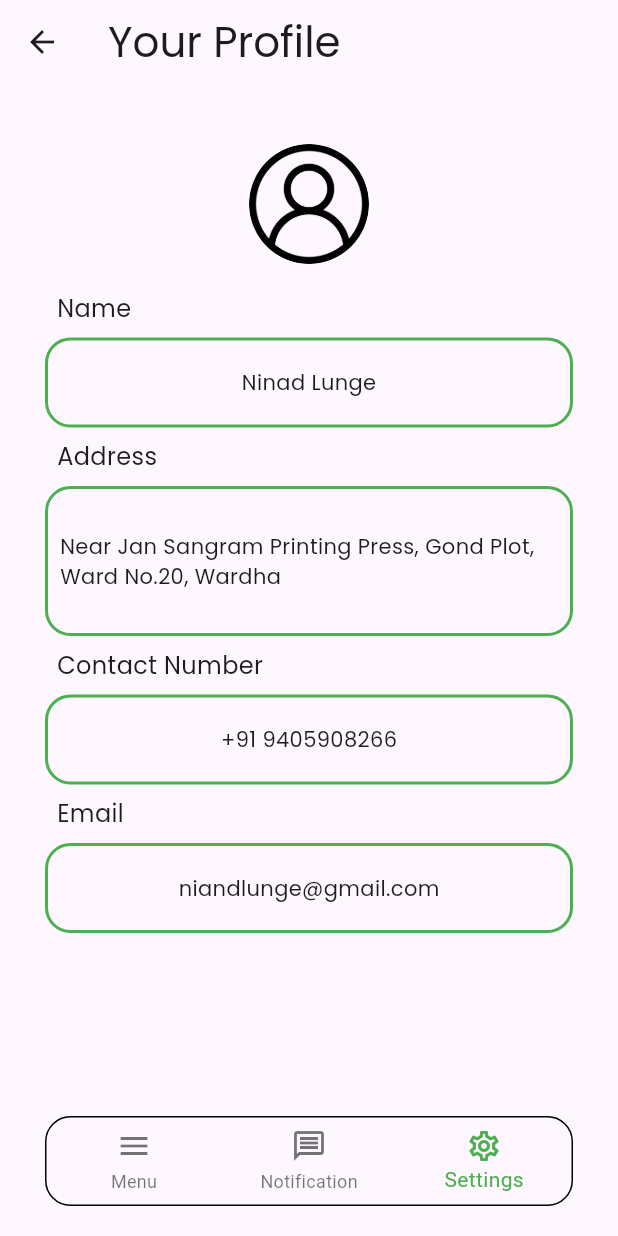
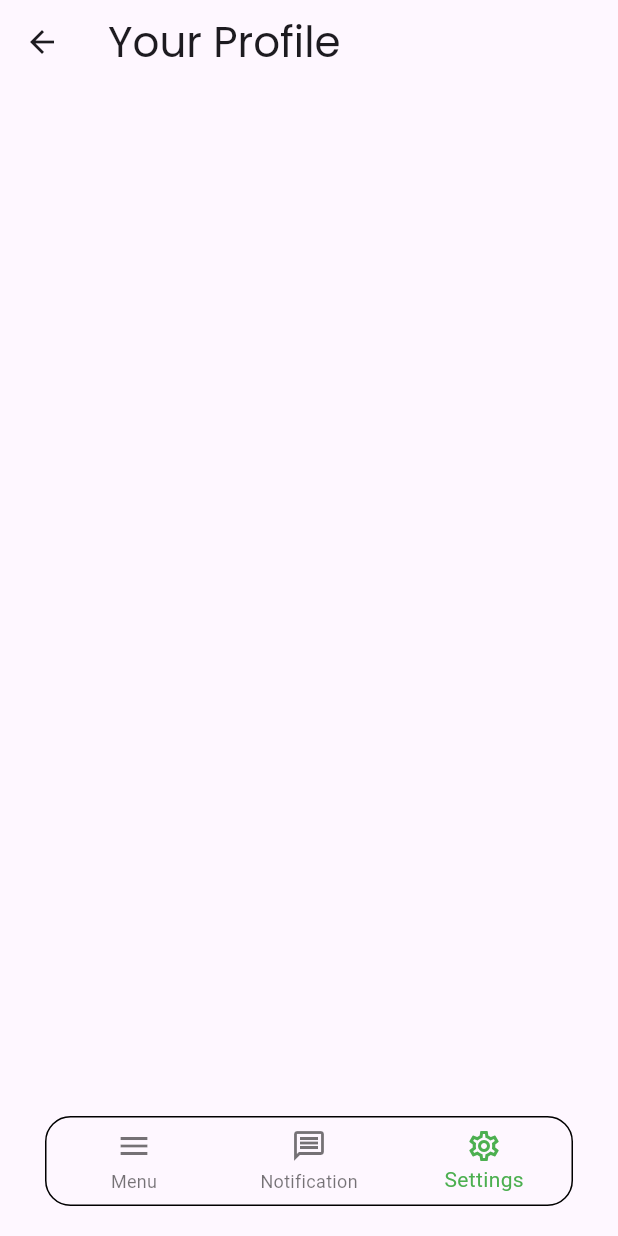
Before and after one commit to nayanraut1412/SustainX, a Flutter app: the Settings screen opened directly, on a phone screen of 412 x 824 dp. Run offline on Flutter 3.47's test engine with Material 3 defaults, Android fonts, the phone set to English and light mode, and no system bars.

Commit message:
Update settings.dart

```diff
--- a/lib/pages/settings.dart
+++ b/lib/pages/settings.dart
@@ -1,4 +1,5 @@
 import 'package:flutter/material.dart';
+
 import 'home.dart';
 
 class Settings extends StatelessWidget {
@@ -19,133 +20,7 @@ class Settings extends StatelessWidget {
           ),
         ),
       ),
-      body: Padding(
-        padding: const EdgeInsets.fromLTRB(30.0, 40.0, 30.0, 0.0),
-        child: Column(
-          crossAxisAlignment: CrossAxisAlignment.start,
-          children: [
-            Center(
-              child: CircleAvatar(
-                backgroundImage: AssetImage('assets/images/user.png'),
-                radius: 40.0,
-                backgroundColor: Colors.transparent,
-              ),
-            ),
-            SizedBox(height: 10.0),
-            Padding(
-              padding: const EdgeInsets.all(8.0),
-              child: Text(
-                  'Name',
-                style: TextStyle(
-                  fontSize: 16,
-                  fontFamily: 'Poppins',
-                ),
-              ),
-            ),
-            Container(
-              width: 370.0,
-              height: 60.0,
-              decoration: BoxDecoration(
-                borderRadius: BorderRadius.circular(17.0),
-                border: Border.all(color: Colors.green, width: 2,),
-              ),
-              child: Center(
-                child: Text(
-                    'Ninad Lunge',
-                  // textAlign: TextAlign.start,
-                  style: TextStyle(
-                    fontFamily: 'Poppins',
-                  ),
-                ),
-              ),
-            ),
-            Padding(
-              padding: const EdgeInsets.all(8.0),
-              child: Text(
-                'Address',
-                style: TextStyle(
-                  fontSize: 16,
-                  fontFamily: 'Poppins',
-                ),
-              ),
-            ),
-            Container(
-              width: 370.0,
-              height: 100.0,
-              decoration: BoxDecoration(
-                borderRadius: BorderRadius.circular(17.0),
-                border: Border.all(color: Colors.green, width: 2,),
-              ),
-              child: Center(
-                child: Padding(
-                  padding: const EdgeInsets.all(8.0),
-                  child: Text(
-                    'Near Jan Sangram Printing Press, Gond Plot, Ward No.20, Wardha',
-                    // textAlign: TextAlign.start,
-                    style: TextStyle(
-                      fontFamily: 'Poppins',
-                    ),
-                  ),
-                ),
-              ),
-            ),
-            Padding(
-              padding: const EdgeInsets.all(8.0),
-              child: Text(
-                'Contact Number',
-                style: TextStyle(
-                  fontSize: 16,
-                  fontFamily: 'Poppins',
-                ),
-              ),
-            ),
-            Container(
-              width: 370.0,
-              height: 60.0,
-              decoration: BoxDecoration(
-                borderRadius: BorderRadius.circular(17.0),
-                border: Border.all(color: Colors.green, width: 2,),
-              ),
-              child: Center(
-                child: Text(
-                  '+91 9405908266',
-                  // textAlign: TextAlign.start,
-                  style: TextStyle(
-                    fontFamily: 'Poppins',
-                  ),
-                ),
-              ),
-            ),
-            Padding(
-              padding: const EdgeInsets.all(8.0),
-              child: Text(
-                'Email',
-                style: TextStyle(
-                  fontSize: 16,
-                  fontFamily: 'Poppins',
-                ),
-              ),
-            ),
-            Container(
-              width: 370.0,
-              height: 60.0,
-              decoration: BoxDecoration(
-                borderRadius: BorderRadius.circular(17.0),
-                border: Border.all(color: Colors.green, width: 2,),
-              ),
-              child: Center(
-                child: Text(
-                  'niandlunge@gmail.com',
-                  // textAlign: TextAlign.start,
-                  style: TextStyle(
-                    fontFamily: 'Poppins',
-                  ),
-                ),
-              ),
-            ),
-          ],
-        ),
-      ),
+      body: Container(),
       bottomNavigationBar: Padding(
         padding: const EdgeInsets.symmetric(horizontal: 30.0, vertical: 20.0),
         child: Container(
```
